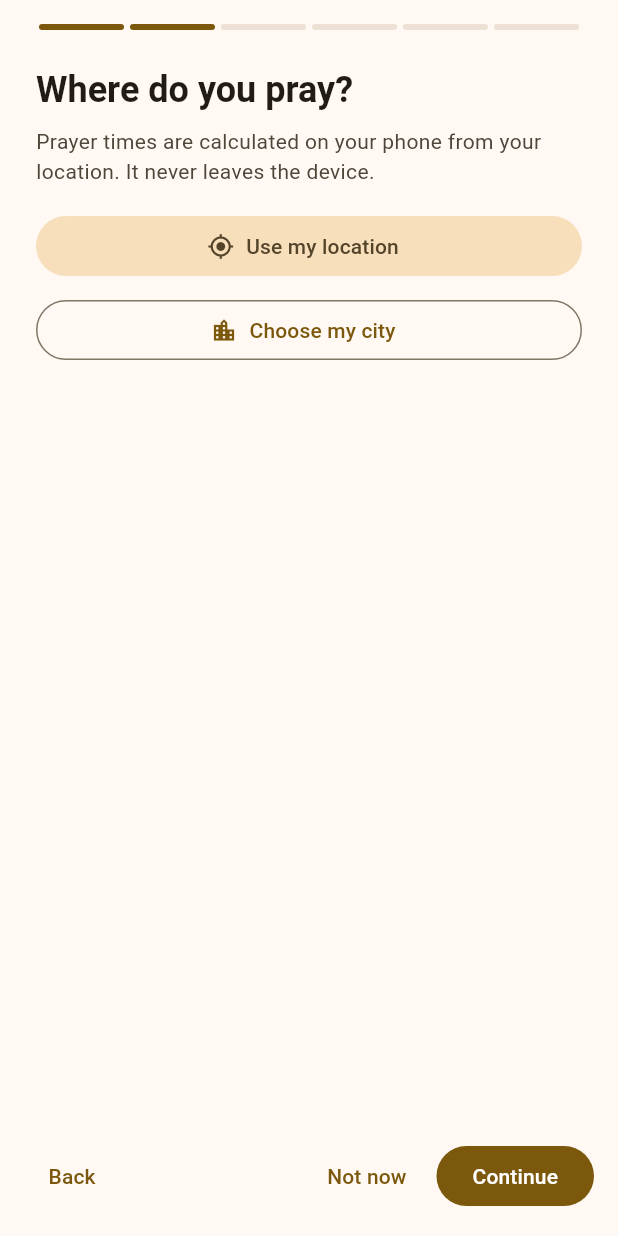
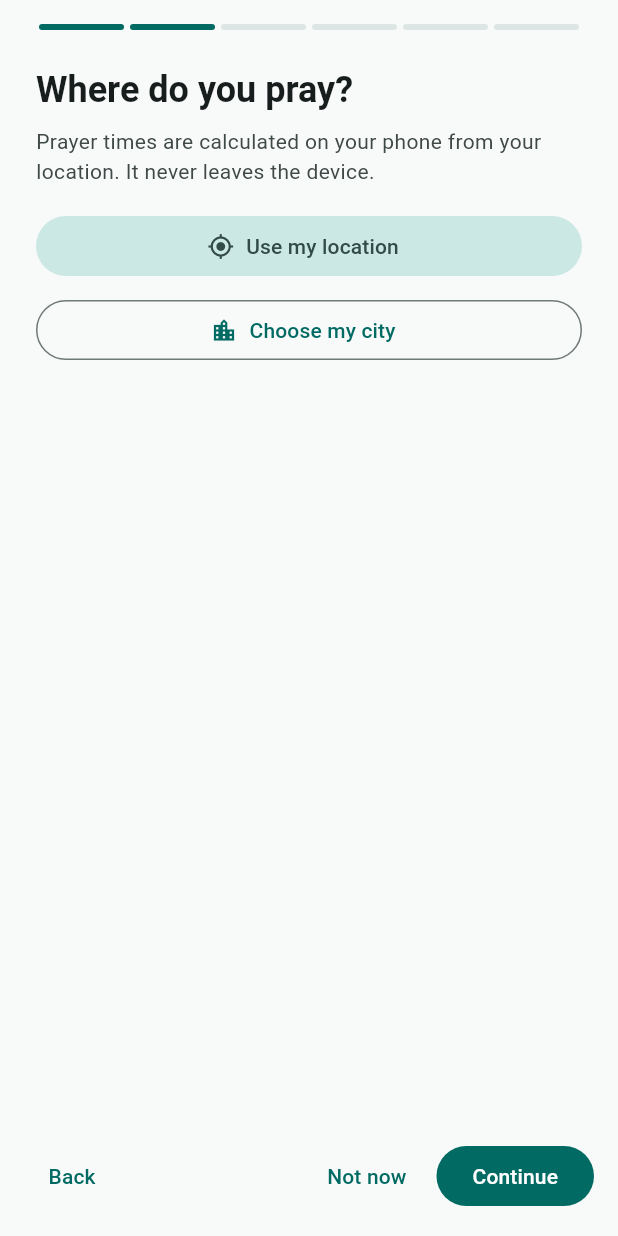
Before and after one commit to ismailfarisi/habbit_tracker, a Flutter app: the screen it shows after launch, after a tap on "Get started", on a phone screen of 412 x 824 dp. Run offline on Flutter 3.47's test engine with Material 3 defaults, Android fonts, the phone set to English and light mode, and no system bars; our stand-ins replace adhan, file_picker, flutter_local_notifications, flutter_secure_storage, flutter_timezone, flutter_tts and 6 more; missing offline and left inert: a2ui_agent, a2ui_core, a2ui_flutter, app_settings, home_widget, json_schema_builder.

Commit message:
Deep teal theme with near-black dark mode and a System/Light/Dark setting
Co-Authored-By: Devin AI <158243242+devin-ai-integration[bot]@users.noreply.github.com>

```diff
--- a/lib/main.dart
+++ b/lib/main.dart
@@ -53,20 +53,61 @@ class DailyDisciplineApp extends StatelessWidget {
 
   @override
   Widget build(BuildContext context) {
-    ThemeData theme(Brightness b) => ThemeData(
-      useMaterial3: true,
-      colorScheme: ColorScheme.fromSeed(seedColor: const Color(0xFFF5B942), brightness: b),
-      cardTheme: const CardThemeData(margin: EdgeInsets.only(bottom: 12)),
-    );
-    return MaterialApp(
-      title: 'Daily Discipline',
-      debugShowCheckedModeBanner: false,
-      theme: theme(Brightness.light),
-      darkTheme: theme(Brightness.dark),
-      home: ListenableBuilder(
-        listenable: state,
-        builder: (context, _) => needsOnboarding(state) ? OnboardingScreen(state: state) : HomeScreen(state: state),
+    return ListenableBuilder(
+      listenable: state,
+      builder: (context, _) => MaterialApp(
+        title: 'Daily Discipline',
+        debugShowCheckedModeBanner: false,
+        theme: appTheme(Brightness.light),
+        darkTheme: appTheme(Brightness.dark),
+        themeMode: switch (state.settings.themeMode) {
+          'light' => ThemeMode.light,
+          'dark' => ThemeMode.dark,
+          _ => ThemeMode.system,
+        },
+        home: needsOnboarding(state) ? OnboardingScreen(state: state) : HomeScreen(state: state),
       ),
     );
   }
 }
+
+/// Deep teal on near-white, or on near-black in dark mode, with a small
+/// amber accent (tertiary) for streaks and highlights.
+ThemeData appTheme(Brightness b) {
+  final dark = b == Brightness.dark;
+  final scheme = ColorScheme.fromSeed(
+    seedColor: const Color(0xFF0F766E),
+    brightness: b,
+    dynamicSchemeVariant: DynamicSchemeVariant.tonalSpot,
+  ).copyWith(
+    tertiary: dark ? const Color(0xFFFBBF24) : const Color(0xFFB45309),
+    onTertiary: dark ? const Color(0xFF3A2400) : Colors.white,
+    tertiaryContainer: dark ? const Color(0xFF3A2E14) : const Color(0xFFFEF3C7),
+    onTertiaryContainer: dark ? const Color(0xFFFDE68A) : const Color(0xFF78350F),
+    surface: dark ? const Color(0xFF0E1413) : const Color(0xFFF8FAF9),
+    surfaceContainerLowest: dark ? const Color(0xFF090D0C) : Colors.white,
+    surfaceContainerLow: dark ? const Color(0xFF141B1A) : const Color(0xFFF1F5F4),
+    surfaceContainer: dark ? const Color(0xFF18201F) : const Color(0xFFEBF1EF),
+    surfaceContainerHigh: dark ? const Color(0xFF1E2726) : const Color(0xFFE4ECEA),
+    surfaceContainerHighest: dark ? const Color(0xFF253030) : const Color(0xFFDDE6E4),
+  );
+  return ThemeData(
+    useMaterial3: true,
+    colorScheme: scheme,
+    scaffoldBackgroundColor: scheme.surface,
+    cardTheme: CardThemeData(
+      margin: const EdgeInsets.only(bottom: 12),
+      elevation: 0,
+      color: dark ? scheme.surfaceContainerLow : scheme.surfaceContainerLowest,
+      shape: RoundedRectangleBorder(
+        borderRadius: BorderRadius.circular(16),
+        side: BorderSide(color: scheme.outlineVariant.withValues(alpha: dark ? 0.4 : 0.6)),
+      ),
+    ),
+    appBarTheme: AppBarTheme(backgroundColor: scheme.surface, surfaceTintColor: Colors.transparent),
+    navigationBarTheme: NavigationBarThemeData(
+      backgroundColor: scheme.surfaceContainerLow,
+      indicatorColor: scheme.primaryContainer,
+    ),
+  );
+}
--- a/lib/models.dart
+++ b/lib/models.dart
@@ -89,6 +89,9 @@ class Settings {
   /// First-run onboarding finished (or skipped by an existing install).
   bool onboarded;
 
+  /// 'system' | 'light' | 'dark'.
+  String themeMode;
+
   // Wake challenge and sleep goal.
   WakeChallenge wakeChallenge;
   double sleepHours;
@@ -124,6 +127,7 @@ class Settings {
     this.speechLocale = '',
     this.freezesPerMonth = 2,
     this.onboarded = false,
+    this.themeMode = 'system',
     this.wakeChallenge = WakeChallenge.off,
     this.sleepHours = 7.5,
     this.windDownMinutes = 30,
@@ -161,6 +165,7 @@ class Settings {
         'speechLocale': speechLocale,
         'freezesPerMonth': freezesPerMonth,
         'onboarded': onboarded,
+        'themeMode': themeMode,
         'wakeChallenge': wakeChallenge.name,
         'sleepHours': sleepHours,
         'windDownMinutes': windDownMinutes,
@@ -201,6 +206,7 @@ class Settings {
       speechLocale: j['speechLocale'] as String? ?? '',
       freezesPerMonth: (j['freezesPerMonth'] as num?)?.toInt() ?? d.freezesPerMonth,
       onboarded: j['onboarded'] as bool? ?? true,
+      themeMode: const ['system', 'light', 'dark'].contains(j['themeMode']) ? j['themeMode'] as String : d.themeMode,
       wakeChallenge: WakeChallenge.values.firstWhere((c) => c.name == j['wakeChallenge'], orElse: () => d.wakeChallenge),
       sleepHours: ((j['sleepHours'] as num?)?.toDouble() ?? d.sleepHours).clamp(3.0, 12.0),
       windDownMinutes: ((j['windDownMinutes'] as num?)?.toInt() ?? d.windDownMinutes).clamp(0, 180),
--- a/lib/screens/settings_screen.dart
+++ b/lib/screens/settings_screen.dart
@@ -278,6 +278,21 @@ class _SettingsScreenState extends State<SettingsScreen> {
             child: Text(
               'Settings',
               style: Theme.of(context).textTheme.headlineSmall?.copyWith(fontWeight: FontWeight.bold),
+            ),
+          ),
+          _header('Appearance'),
+          Padding(
+            padding: const EdgeInsets.symmetric(horizontal: 16, vertical: 8),
+            child: SegmentedButton<String>(
+              key: const Key('theme-mode'),
+              showSelectedIcon: false,
+              segments: const [
+                ButtonSegment(value: 'system', label: Text('System')),
+                ButtonSegment(value: 'light', label: Text('Light')),
+                ButtonSegment(value: 'dark', label: Text('Dark')),
+              ],
+              selected: {s.themeMode},
+              onSelectionChanged: (v) => state.updateSettings((x) => x.themeMode = v.first),
             ),
           ),
           _header('Wake up'),
```
Also changed, not shown: 4 other files.
